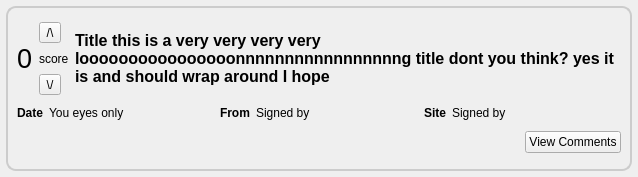
This is retroshare-gui/src/gui/Posted/PostedItem.ui in RetroShare/RetroShare as Qt 5 draws it before an edit. The edited form follows.
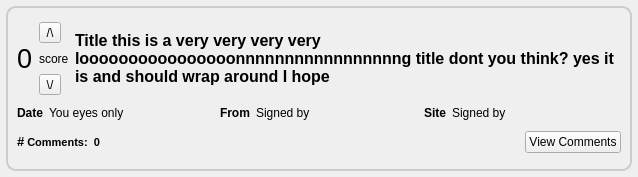
This is the edited form.

Commit message: Comment and Vote update now functional Voting and comment count update in gui added via msg notification clarified comments in RsTokenService

Diff of the .ui file:
```diff
--- a/retroshare-gui/src/gui/Posted/PostedItem.ui
+++ b/retroshare-gui/src/gui/Posted/PostedItem.ui
@@ -250,7 +250,18 @@
        </layout>
       </item>
       <item>
-       <layout class="QHBoxLayout" name="horizontalLayout_3" stretch="1,0">
+       <layout class="QHBoxLayout" name="horizontalLayout_3" stretch="0,1,0">
+        <item>
+         <widget class="QLabel" name="numCommentsLabel">
+          <property name="text">
+           <string>&lt;!DOCTYPE HTML PUBLIC &quot;-//W3C//DTD HTML 4.0//EN&quot; &quot;http://www.w3.org/TR/REC-html40/strict.dtd&quot;&gt;
+&lt;html&gt;&lt;head&gt;&lt;meta name=&quot;qrichtext&quot; content=&quot;1&quot; /&gt;&lt;style type=&quot;text/css&quot;&gt;
+p, li { white-space: pre-wrap; }
+&lt;/style&gt;&lt;/head&gt;&lt;body style=&quot; font-family:'MS Shell Dlg 2'; font-size:8.25pt; font-weight:400; font-style:normal;&quot;&gt;
+&lt;p style=&quot; margin-top:0px; margin-bottom:0px; margin-left:0px; margin-right:0px; -qt-block-indent:0; text-indent:0px;&quot;&gt;&lt;span style=&quot; font-size:10pt; font-weight:600;&quot;&gt;#&lt;/span&gt;&lt;span style=&quot; font-size:8pt; font-weight:600;&quot;&gt; Comments:  0&lt;/span&gt;&lt;/p&gt;&lt;/body&gt;&lt;/html&gt;</string>
+          </property>
+         </widget>
+        </item>
         <item>
          <spacer name="horizontalSpacer">
           <property name="orientation">
```
The commit also changes 11 other files.
